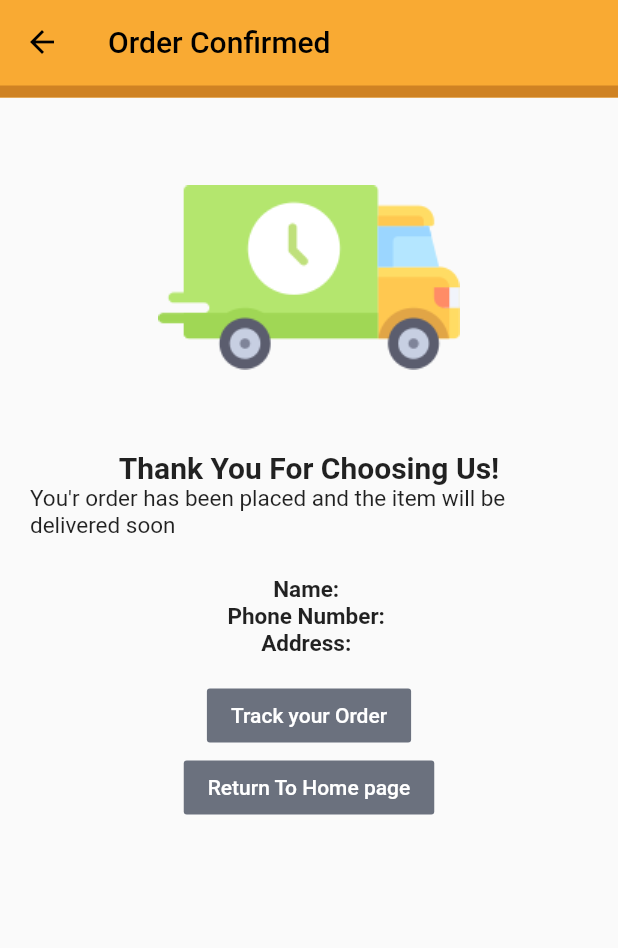
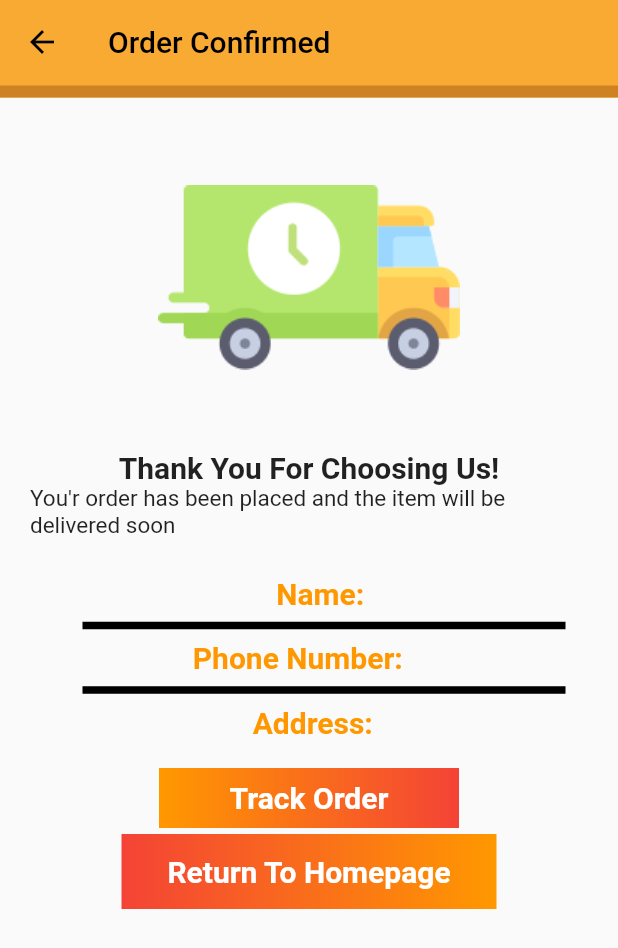
Before and after one commit to SahanChan/Voila-Gift-App, a Flutter app: the OrderConfirm screen opened directly with empty values, on a phone screen of 412 x 824 dp. Shown: the top 948 px of the screen. Run offline on Flutter 3.47's test engine with Material 2 defaults, Android fonts, the phone set to English and light mode, and no system bars; our stand-ins replace cloud_firestore, firebase_auth, flutter_spinkit, font_awesome_flutter; accounts and stored records are empty.

Commit message:
button designs changed

```diff
--- a/lib/screens/Delivery/dateandtime.dart
+++ b/lib/screens/Delivery/dateandtime.dart
@@ -253,14 +253,14 @@ class _DateAndTimeState extends State<DateAndTime> {
   void adddatee() {
     Map<String, dynamic> demodate = {"DATE": "Monday 20 Oct"};
     CollectionReference collectionReference =
-        Firestore.instance.collection('Delivery Date');
+        Firestore.instance.collection('DeliveryDetails');
     collectionReference.add(demodate);
   }
 
   void addtime() {
     Map<String, dynamic> demotime = {"TIME": "10AM to 11AM"};
     CollectionReference collectionReference =
-        Firestore.instance.collection('Delivery Time');
+        Firestore.instance.collection('DeliveryDetails');
     collectionReference.add(demotime);
   }
 }
--- a/lib/screens/Delivery/orderconfirm.dart
+++ b/lib/screens/Delivery/orderconfirm.dart
@@ -53,17 +53,32 @@ class _OrderConfirmState extends State<OrderConfirm> {
                     child: Column(
                       crossAxisAlignment: CrossAxisAlignment.center,
                       children: [
+
                         Text(
-                          "Name: ${ydetails.name}",
-                          style: TextStyle(
-                              fontSize: 15, fontWeight: FontWeight.bold),
+                          "      Name:   ${ydetails.name}",
+                          style: TextStyle(color: Colors.orange,
+                              fontSize: 20, fontWeight: FontWeight.bold),
                         ),
-                        Text("Phone Number: ${ydetails.phoneNum}",
-                            style: TextStyle(
-                                fontSize: 15, fontWeight: FontWeight.bold)),
-                        Text("Address: ${ydetails.address}",
-                            style: TextStyle(
-                                fontSize: 15, fontWeight: FontWeight.bold)),
+                        const Divider(
+                          color: Colors.black,
+                          height: 20,
+                          thickness: 5,
+                          indent: 20,
+                          endIndent: 0,
+                        ),
+                        Text("Phone Number:   ${ydetails.phoneNum}",
+                            style: TextStyle(color: Colors.orange,
+                                fontSize: 20, fontWeight: FontWeight.bold)),
+                        const Divider(
+                          color: Colors.black,
+                          height: 20,
+                          thickness: 5,
+                          indent: 20,
+                          endIndent: 0,
+                        ),
+                        Text("    Address:   ${ydetails.address}",
+                            style: TextStyle(color: Colors.orange,
+                                fontSize: 20, fontWeight: FontWeight.bold)),
                       ],
                     ),
                   ),
@@ -75,22 +90,50 @@ class _OrderConfirmState extends State<OrderConfirm> {
                               builder: (context) =>
                                   trackOrderPage(xdetails: ydetails)));
                     },
-                    child: Text(
-                      "Track your Order",
-                      style: TextStyle(color: Colors.white),
-                    ),
-                    color: ButtonColor,
+                    child: Container(
+                        padding: EdgeInsets.all(5),
+                        height: 40,
+                        width: 200,
+                        decoration: BoxDecoration(
+                            gradient:
+                            LinearGradient(colors: [Colors.orange, Colors.red])),
+                        child: Center(
+                            child: Text(
+                              "Track Order",
+                              style: TextStyle(
+                                fontWeight: FontWeight.bold,
+                                color: Colors.white,
+                                fontSize: 20,
+                              ),
+                            )
+                        )
+                    )
+
                   ),
                   FlatButton(
                     onPressed: () {
                       Navigator.push(context,
                           MaterialPageRoute(builder: (context) => Home()));
                     },
-                    child: Text(
-                      "Return To Home page",
-                      style: TextStyle(color: Colors.white),
-                    ),
-                    color: ButtonColor,
+                    child: Container(
+                        padding: EdgeInsets.all(10),
+                        height: 50,
+                        width: 250,
+                        decoration: BoxDecoration(
+                            gradient:
+                            LinearGradient(colors: [Colors.red, Colors.orange])),
+                        child: Center(
+                            child: Text(
+                              "Return To Homepage",
+                              style: TextStyle(
+                                fontWeight: FontWeight.bold,
+                                color: Colors.white,
+                                fontSize: 20,
+                              ),
+                            )
+                        )
+                    )
+
                   ),
                 ],
               ),
--- a/lib/screens/Payment/payment.dart
+++ b/lib/screens/Payment/payment.dart
@@ -134,7 +134,7 @@ class _PaymentState extends State<Payment> {
                       controller: cardNumber,
                       keyboardType: TextInputType.number,
                       inputFormatters: [
-                        FilteringTextInputFormatter.digitsOnly,
+                        //FilteringTextInputFormatter.digitsOnly,
                         LengthLimitingTextInputFormatter(16)
                       ],
                       autovalidate: true,
@@ -155,7 +155,7 @@ class _PaymentState extends State<Payment> {
                       controller: cvc,
                       keyboardType: TextInputType.number,
                       inputFormatters: [
-                        FilteringTextInputFormatter.digitsOnly,
+                        //FilteringTextInputFormatter.digitsOnly,
                         LengthLimitingTextInputFormatter(4)
                       ],
                       autovalidate: true,
```
Also changed, not shown: lib/screens/Delivery/deliverydetails.dart (+34 -6 lines), lib/screens/Delivery/trackorder.dart (+59 -12 lines), assets/images/details.png (added), pubspec.lock, 1 other file.
